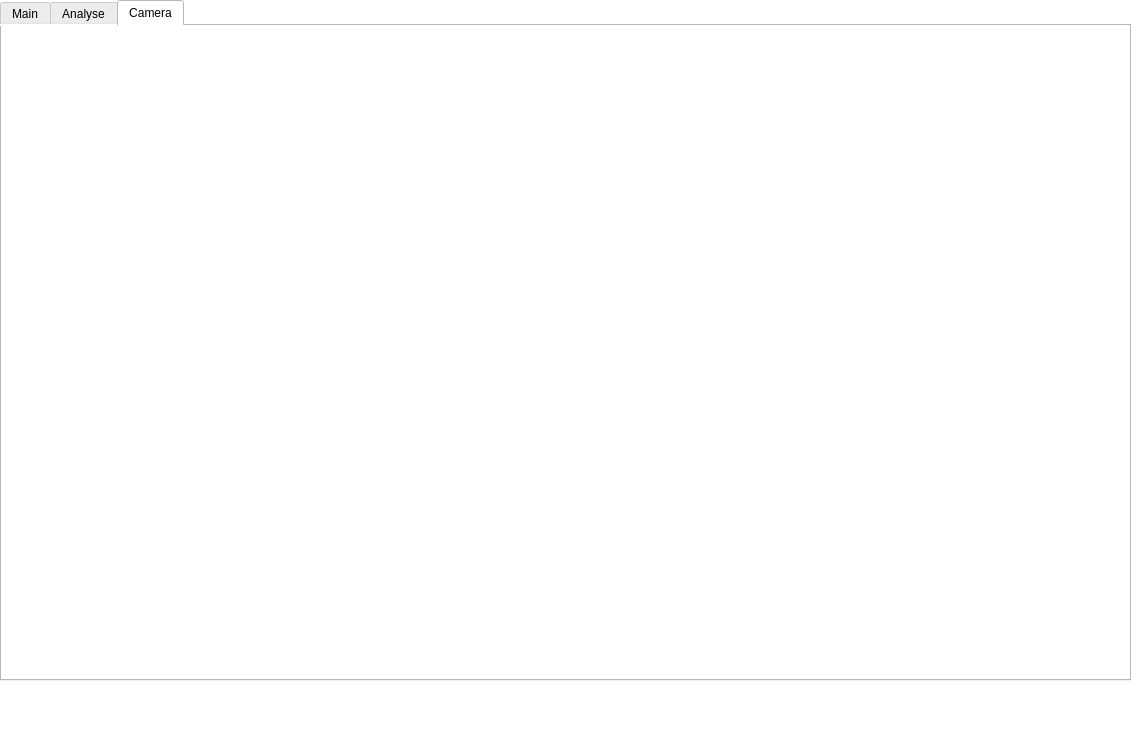
Qt form Windows/MainWindow_lowres.ui (brandhoff/ZerFit) before a commit.
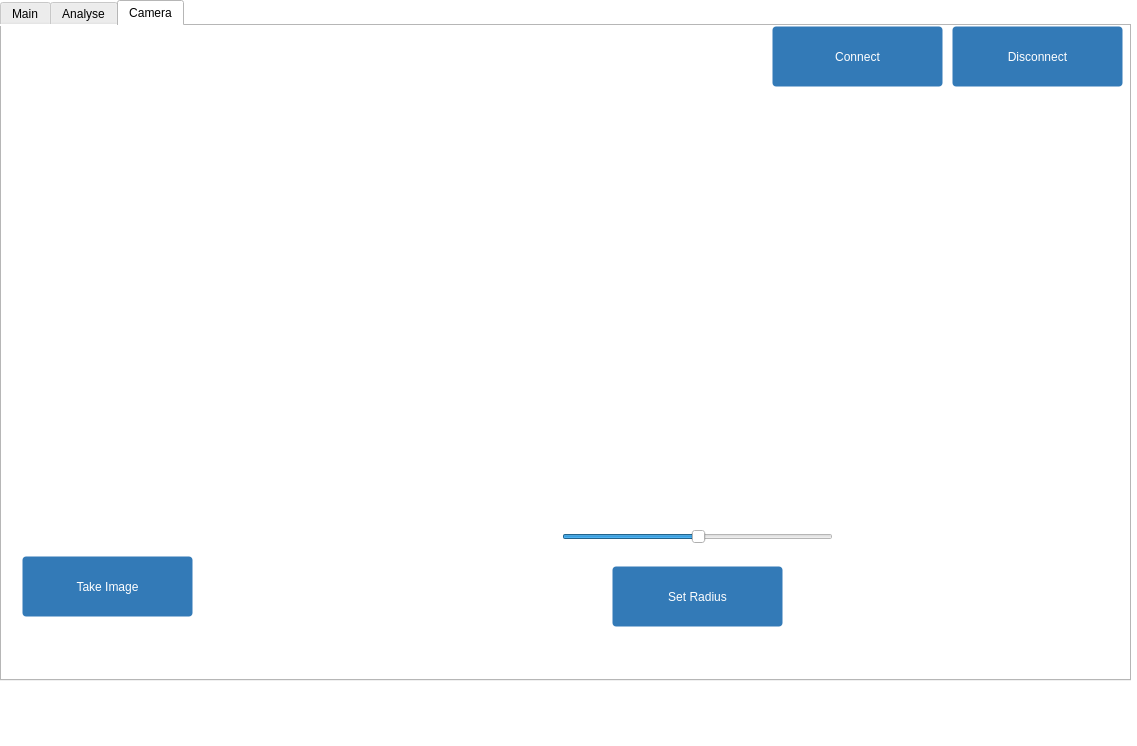
The same form after that commit. The open tabs and pages were chosen to show the change. Custom widgets are drawn as their Qt base class.

Commit message:
more Image processing
you are now able to set a center of the image using a circle tool

What changed in the file:
```diff
--- a/Windows/MainWindow_lowres.ui
+++ b/Windows/MainWindow_lowres.ui
@@ -375,6 +375,116 @@
      <attribute name="title">
       <string>Camera</string>
      </attribute>
+     <widget class="MplWidget" name="plotSensor_3" native="true">
+      <property name="geometry">
+       <rect>
+        <x>20</x>
+        <y>20</y>
+        <width>500</width>
+        <height>500</height>
+       </rect>
+      </property>
+     </widget>
+     <widget class="QPushButton" name="btnCaliConnect">
+      <property name="geometry">
+       <rect>
+        <x>770</x>
+        <y>0</y>
+        <width>171</width>
+        <height>61</height>
+       </rect>
+      </property>
+      <property name="styleSheet">
+       <string notr="true">color: #fff;
+background-color: #337ab7;
+border-color: #2e6da4;
+background-image: none;
+border: 1px solid transparent;
+border-radius: 4px;</string>
+      </property>
+      <property name="text">
+       <string>Connect</string>
+      </property>
+     </widget>
+     <widget class="QPushButton" name="btnCaliDisconnect">
+      <property name="geometry">
+       <rect>
+        <x>950</x>
+        <y>0</y>
+        <width>171</width>
+        <height>61</height>
+       </rect>
+      </property>
+      <property name="styleSheet">
+       <string notr="true">color: #fff;
+background-color: #337ab7;
+border-color: #2e6da4;
+background-image: none;
+border: 1px solid transparent;
+border-radius: 4px;</string>
+      </property>
+      <property name="text">
+       <string>Disconnect</string>
+      </property>
+     </widget>
+     <widget class="QPushButton" name="btnCaliConnect_2">
+      <property name="geometry">
+       <rect>
+        <x>20</x>
+        <y>530</y>
+        <width>171</width>
+        <height>61</height>
+       </rect>
+      </property>
+      <property name="styleSheet">
+       <string notr="true">color: #fff;
+background-color: #337ab7;
+border-color: #2e6da4;
+background-image: none;
+border: 1px solid transparent;
+border-radius: 4px;</string>
+      </property>
+      <property name="text">
+       <string>Take Image</string>
+      </property>
+     </widget>
+     <widget class="QSlider" name="sliderCaliRadius">
+      <property name="geometry">
+       <rect>
+        <x>560</x>
+        <y>500</y>
+        <width>271</width>
+        <height>22</height>
+       </rect>
+      </property>
+      <property name="value">
+       <number>50</number>
+      </property>
+      <property name="orientation">
+       <enum>Qt::Horizontal</enum>
+      </property>
+     </widget>
+     <widget class="QPushButton" name="btnCaliRadius">
+      <property name="geometry">
+       <rect>
+        <x>610</x>
+        <y>540</y>
+        <width>171</width>
+        <height>61</height>
+       </rect>
+      </property>
+      <property name="styleSheet">
+       <string notr="true">color: #fff;
+background-color: #337ab7;
+border-color: #2e6da4;
+background-image: none;
+border: 1px solid transparent;
+border-radius: 4px;</string>
+      </property>
+      <property name="text">
+       <string>Set Radius</string>
+      </property>
+     </widget>
     </widget>
    </widget>
   </widget>
```
Left out of the diff: 2 changed lines with no effect on the pictures. The commit also changes 15 other files.
